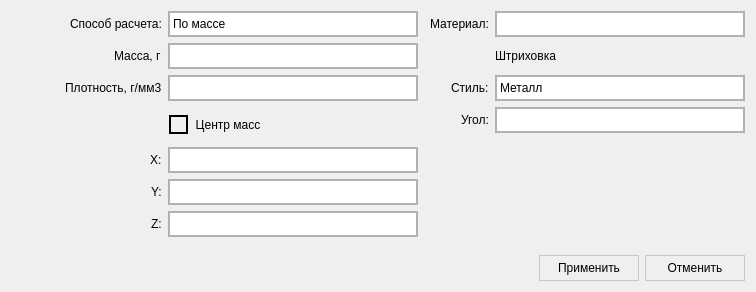
Old version of the form controllerdialog.ui in the repository redmms/characteristics_view.
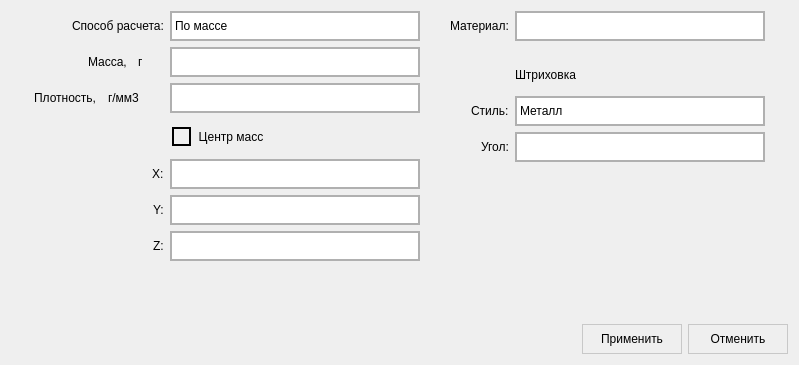
New version of the form. Icons and pictures are not drawn.

Commit message: Finalize styles, except for font size of text. Fix material->Edit lack in CopyMode. Add g, g/mm3 comboboxes

What changed in the file:
```diff
--- a/controllerdialog.ui
+++ b/controllerdialog.ui
@@ -6,20 +6,20 @@
    <rect>
     <x>0</x>
     <y>0</y>
-    <width>756</width>
-    <height>292</height>
+    <width>799</width>
+    <height>365</height>
    </rect>
   </property>
   <property name="minimumSize">
    <size>
-    <width>756</width>
-    <height>292</height>
+    <width>799</width>
+    <height>365</height>
    </size>
   </property>
   <property name="maximumSize">
    <size>
-    <width>756</width>
-    <height>292</height>
+    <width>799</width>
+    <height>365</height>
    </size>
   </property>
   <property name="windowTitle">
@@ -93,9 +93,10 @@
 
 QGroupBox::title {
     subcontrol-origin: margin;
-    subcontrol-position: top center;
+    subcontrol-position: top right;
     padding: 0 3px;
 	margin: 8;
+    padding-right: 150px;
 }
 
 QGroupBox::indicator {
@@ -141,8 +142,8 @@
   <property name="inputMethodHints">
    <set>Qt::ImhNone</set>
   </property>
-  <layout class="QGridLayout" name="gridLayout">
-   <item row="0" column="0" rowspan="2">
+  <layout class="QGridLayout" name="gridLayout" columnstretch="2,1,2,1,2">
+   <item row="0" column="1" rowspan="2">
     <layout class="QVBoxLayout" name="verticalLayout">
      <item>
       <layout class="QHBoxLayout" name="horizontalLayout_5">
@@ -171,13 +172,13 @@
          <property name="minimumSize">
           <size>
            <width>250</width>
-           <height>26</height>
+           <height>30</height>
           </size>
          </property>
          <property name="maximumSize">
           <size>
            <width>250</width>
-           <height>26</height>
+           <height>30</height>
           </size>
          </property>
          <property name="iconSize">
@@ -259,22 +260,43 @@
         <item>
          <widget class="QLabel" name="massLabel">
           <property name="text">
-           <string>Масса, г</string>
+           <string>Масса,</string>
           </property>
          </widget>
         </item>
+        <item>
+         <widget class="QComboBox" name="comboBox">
+          <property name="minimumSize">
+           <size>
+            <width>31</width>
+            <height>18</height>
+           </size>
+          </property>
+          <property name="styleSheet">
+           <string notr="true">QComboBox{
+	background: transparent;
+	border: 0 solid transparent;
+}</string>
+          </property>
+          <item>
+           <property name="text">
+            <string>г</string>
+           </property>
+          </item>
+         </widget>
+        </item>
         <item>
          <widget class="QLineEdit" name="massEdit">
           <property name="minimumSize">
            <size>
             <width>250</width>
-            <height>26</height>
+            <height>30</height>
            </size>
           </property>
           <property name="maximumSize">
            <size>
             <width>250</width>
-            <height>26</height>
+            <height>30</height>
            </size>
           </property>
           <property name="inputMethodHints">
@@ -330,22 +352,43 @@
         <item>
          <widget class="QLabel" name="densityLabel">
           <property name="text">
-           <string>Плотность, г/мм3</string>
+           <string>Плотность,</string>
           </property>
          </widget>
         </item>
+        <item>
+         <widget class="QComboBox" name="comboBox_2">
+          <property name="minimumSize">
+           <size>
+            <width>61</width>
+            <height>21</height>
+           </size>
+          </property>
+          <property name="styleSheet">
+           <string notr="true">QComboBox{
+	background: transparent;
+	border: 0 solid transparent;
+}</string>
+          </property>
+          <item>
+           <property name="text">
+            <string>г/мм3</string>
+           </property>
+          </item>
+         </widget>
+        </item>
         <item>
          <widget class="QLineEdit" name="densityEdit">
           <property name="minimumSize">
            <size>
             <width>250</width>
-            <height>26</height>
+            <height>30</height>
            </size>
           </property>
           <property name="maximumSize">
            <size>
             <width>250</width>
-            <height>26</height>
+            <height>30</height>
            </size>
           </property>
           <property name="inputMethodHints">
@@ -419,13 +462,13 @@
             <property name="minimumSize">
              <size>
               <width>250</width>
-              <height>26</height>
+              <height>30</height>
              </size>
             </property>
             <property name="maximumSize">
              <size>
               <width>250</width>
-              <height>26</height>
+              <height>30</height>
              </size>
             </property>
            </widget>
@@ -459,13 +502,13 @@
             <property name="minimumSize">
              <size>
               <width>250</width>
-              <height>26</height>
+              <height>30</height>
              </size>
             </property>
             <property name="maximumSize">
              <size>
               <width>250</width>
-              <height>26</height>
+              <height>30</height>
              </size>
             </property>
            </widget>
@@ -499,13 +542,13 @@
             <property name="minimumSize">
              <size>
               <width>250</width>
-              <height>26</height>
+              <height>30</height>
              </size>
             </property>
             <property name="maximumSize">
              <size>
               <width>250</width>
-              <height>26</height>
+              <height>30</height>
              </size>
             </property>
            </widget>
@@ -515,22 +558,35 @@
        </layout>
       </widget>
      </item>
+     <item>
+      <spacer name="verticalSpacer_5">
+       <property name="orientation">
+        <enum>Qt::Vertical</enum>
+       </property>
+       <property name="sizeHint" stdset="0">
+        <size>
+         <width>20</width>
+         <height>40</height>
+        </size>
+       </property>
+      </spacer>
+     </item>
     </layout>
    </item>
-   <item row="0" column="1">
-    <spacer name="horizontalSpacer_11">
-     <property name="orientation">
-      <enum>Qt::Horizontal</enum>
-     </property>
-     <property name="sizeHint" stdset="0">
-      <size>
-       <width>1</width>
-       <height>17</height>
-      </size>
-     </property>
-    </spacer>
-   </item>
    <item row="0" column="2">
+    <spacer name="horizontalSpacer_13">
+     <property name="orientation">
+      <enum>Qt::Horizontal</enum>
+     </property>
+     <property name="sizeHint" stdset="0">
+      <size>
+       <width>11</width>
+       <height>20</height>
+      </size>
+     </property>
+    </spacer>
+   </item>
+   <item row="0" column="3" rowspan="2">
     <layout class="QVBoxLayout" name="verticalLayout_2">
      <item>
       <layout class="QHBoxLayout" name="horizontalLayout_6">
@@ -559,19 +615,35 @@
          <property name="minimumSize">
           <size>
            <width>250</width>
-           <height>26</height>
+           <height>30</height>
           </size>
          </property>
          <property name="maximumSize">
           <size>
            <width>250</width>
-           <height>26</height>
+           <height>30</height>
           </size>
          </property>
         </widget>
        </item>
       </layout>
      </item>
+     <item>
+      <spacer name="verticalSpacer_3">
+       <property name="orientation">
+        <enum>Qt::Vertical</enum>
+       </property>
+       <property name="sizeType">
+        <enum>QSizePolicy::Fixed</enum>
+       </property>
+       <property name="sizeHint" stdset="0">
+        <size>
+         <width>20</width>
+         <height>13</height>
+        </size>
+       </property>
+      </spacer>
+     </item>
      <item>
       <layout class="QHBoxLayout" name="horizontalLayout_10">
        <item>
@@ -592,13 +664,13 @@
          <property name="minimumSize">
           <size>
            <width>250</width>
-           <height>26</height>
+           <height>30</height>
           </size>
          </property>
          <property name="maximumSize">
           <size>
-           <width>150</width>
-           <height>26</height>
+           <width>250</width>
+           <height>30</height>
           </size>
          </property>
          <property name="text">
@@ -635,13 +707,13 @@
          <property name="minimumSize">
           <size>
            <width>250</width>
-           <height>26</height>
+           <height>30</height>
           </size>
          </property>
          <property name="maximumSize">
           <size>
            <width>250</width>
-           <height>26</height>
+           <height>30</height>
           </size>
          </property>
          <property name="iconSize">
@@ -735,48 +807,61 @@
          <property name="minimumSize">
           <size>
            <width>250</width>
-           <height>26</height>
+           <height>30</height>
           </size>
          </property>
          <property name="maximumSize">
           <size>
            <width>250</width>
-           <height>26</height>
+           <height>30</height>
           </size>
          </property>
         </widget>
        </item>
       </layout>
      </item>
+     <item>
+      <spacer name="verticalSpacer_2">
+       <property name="orientation">
+        <enum>Qt::Vertical</enum>
+       </property>
+       <property name="sizeHint" stdset="0">
+        <size>
+         <width>17</width>
+         <height>99</height>
+        </size>
+       </property>
+      </spacer>
+     </item>
     </layout>
    </item>
-   <item row="1" column="2" rowspan="2">
-    <spacer name="verticalSpacer_2">
+   <item row="0" column="4">
+    <spacer name="horizontalSpacer">
      <property name="orientation">
-      <enum>Qt::Vertical</enum>
+      <enum>Qt::Horizontal</enum>
      </property>
      <property name="sizeHint" stdset="0">
       <size>
-       <width>17</width>
-       <height>99</height>
+       <width>10</width>
+       <height>20</height>
       </size>
      </property>
     </spacer>
    </item>
-   <item row="2" column="0">
-    <spacer name="verticalSpacer">
+   <item row="1" column="0">
+    <spacer name="horizontalSpacer_11">
      <property name="orientation">
-      <enum>Qt::Vertical</enum>
+      <enum>Qt::Horizontal</enum>
      </property>
      <property name="sizeHint" stdset="0">
       <size>
-       <width>399</width>
-       <height>19</height>
+       <width>1</width>
+       <height>17</height>
       </size>
      </property>
     </spacer>
    </item>
-   <item row="3" column="0" colspan="3">
+   <item row="2" column="0" colspan="5">
     <layout class="QHBoxLayout" name="horizontalLayout_11">
      <item>
       <spacer name="horizontalSpacer_12">
@@ -796,13 +881,13 @@
        <property name="minimumSize">
         <size>
          <width>100</width>
-         <height>26</height>
+         <height>30</height>
         </size>
        </property>
        <property name="maximumSize">
         <size>
          <width>100</width>
-         <height>26</height>
+         <height>30</height>
         </size>
        </property>
        <property name="text">
@@ -815,13 +900,13 @@
        <property name="minimumSize">
         <size>
          <width>100</width>
-         <height>26</height>
+         <height>30</height>
         </size>
        </property>
        <property name="maximumSize">
         <size>
          <width>100</width>
-         <height>26</height>
+         <height>30</height>
         </size>
        </property>
        <property name="text">
```
The commit also changes 4 other files.
